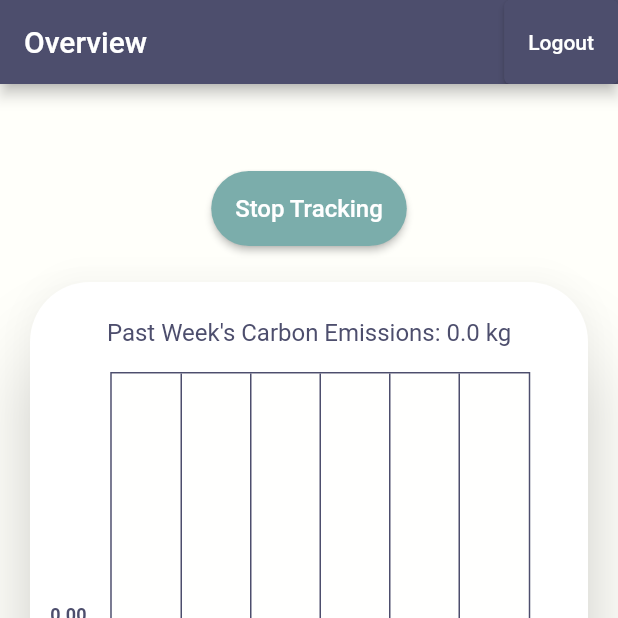
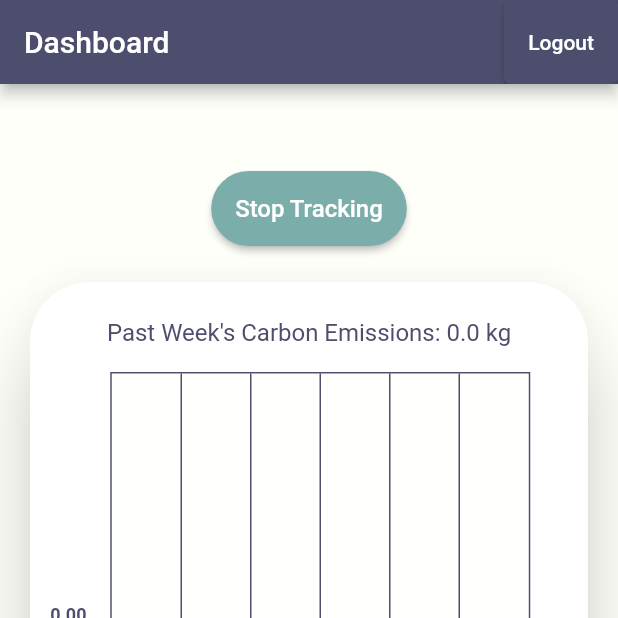
Before and after one commit to fwang356/carbon, a Flutter app: the MyHomePage screen opened directly, after a tap on "Start Tracking!", on a phone screen of 412 x 824 dp, the top half of it. Run offline on Flutter 3.47's test engine with Material 2 defaults, Android fonts, the phone set to English and light mode, and no system bars; drawn by our look-alikes of fl_chart; our stand-ins replace cloud_firestore, firebase_auth, firebase_core, google_maps_flutter, location; missing offline and left inert: flutter_polyline_points; accounts and stored records are empty; Roboto replaces fonts that are missing (Montserrat).

Commit message:
Fixed graph bug

```diff
--- a/lib/home_page.dart
+++ b/lib/home_page.dart
@@ -47,7 +47,7 @@ class _MyHomePageState extends State<MyHomePage> {
 
   void query() async {
     today = DateTime.now();
-    DateTime weekAgo = DateTime(today.year, today.month, today.day - 8);
+    DateTime weekAgo = DateTime(today.year, today.month, today.day - 7);
     for (int i = 0; i < 7; i++) {
       dates.add(DateFormat("MM/dd").format(
           DateTime(today.year, today.month, today.day - i)));
@@ -71,6 +71,8 @@ class _MyHomePageState extends State<MyHomePage> {
     for (int i = 0; i < 7; i++) {
       points.add(FlSpot((i * 2).toDouble(), emissions[i]));
     }
+
+    setState(() {});
   }
 
 
@@ -121,7 +123,7 @@ class _MyHomePageState extends State<MyHomePage> {
       });
     } else {
       setState(() {
-        message = "Start Tracking!";
+        message = "Start Tracking";
       });
     }
     LocationData start = await location.getLocation();
@@ -166,7 +168,7 @@ class _MyHomePageState extends State<MyHomePage> {
 
     return Scaffold(
         appBar: AppBar(
-            title: const Text("Overview"),
+            title: const Text("Dashboard"),
             actions: [
               ElevatedButton(
                   onPressed: () {
--- a/lib/map.dart
+++ b/lib/map.dart
@@ -74,7 +74,7 @@ class _MapState extends State<MapPage> {
       return Scaffold(
           appBar: AppBar(
           title: const Text(
-          "Car-Bon: Recent Trips"),
+          "Recent Trips"),
       ),
       body: GoogleMap(
         polylines: _polylines,
```
